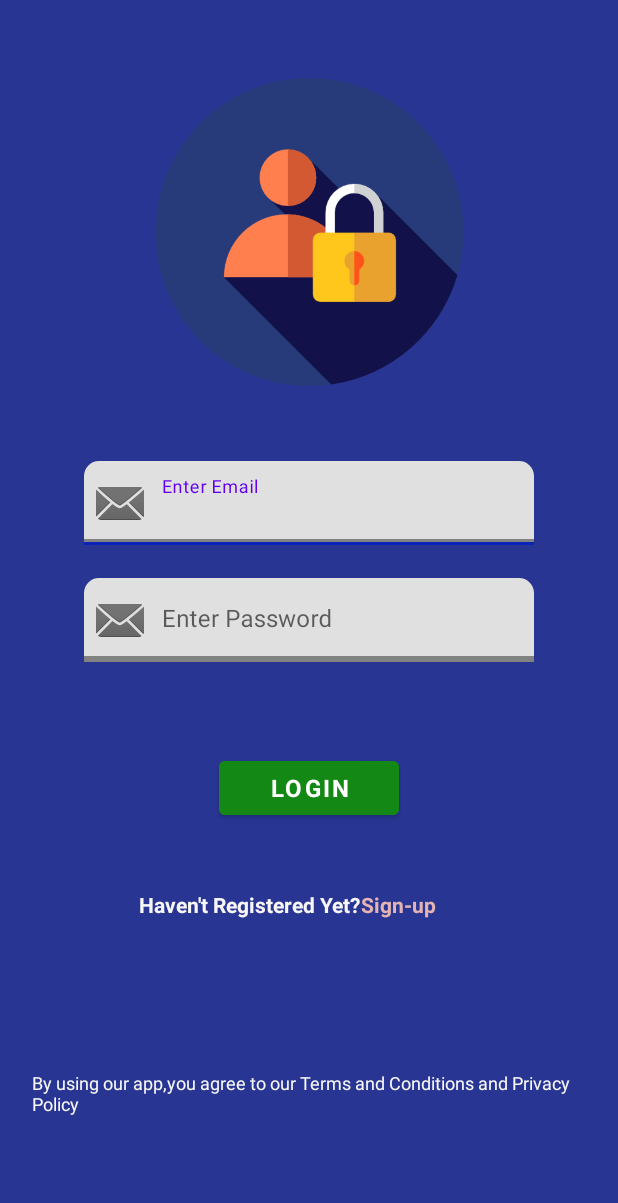
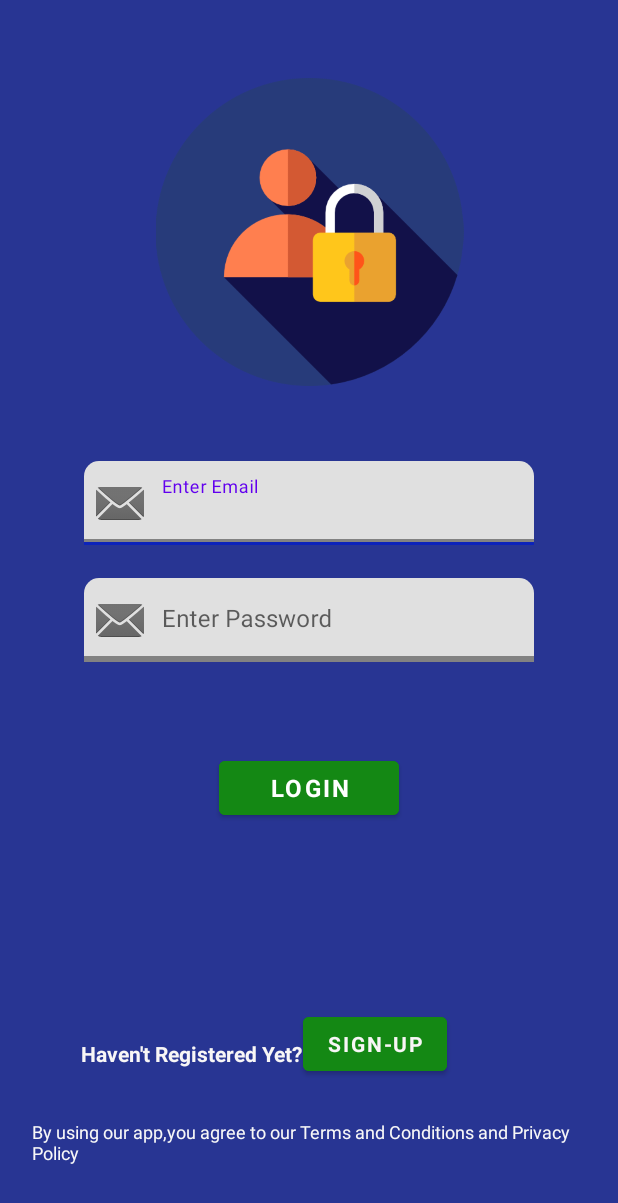
Before and after one commit to saurabh5021/Tweelert, an Android app: the screen it shows after launch (LoginActivity), on a phone screen of 412 x 824 dp. Shown: the top 1203 px of the screen. Run offline under Robolectric (Android 15) with nearby library versions, the phone set to English and light mode, and no system bars; our stand-ins replace Firebase (no records; nobody signed in at launch, a user with empty details on screens opened directly); Roboto replaces fonts that are not available here.

Commit message:
Implemented Login and Registration

```diff
--- a/app/src/main/java/com/example/tweelert/LoginActivity.java
+++ b/app/src/main/java/com/example/tweelert/LoginActivity.java
@@ -1,23 +1,80 @@
 package com.example.tweelert;
 
+import androidx.annotation.NonNull;
 import androidx.appcompat.app.AppCompatActivity;
 
+import android.app.Activity;
+import android.content.Intent;
 import android.os.Bundle;
 import android.view.View;
+import android.widget.Button;
+import android.widget.EditText;
 import android.widget.TextView;
+import android.widget.Toast;
+
+import com.google.android.gms.tasks.OnCompleteListener;
+import com.google.android.gms.tasks.Task;
+import com.google.firebase.auth.AuthResult;
+import com.google.firebase.auth.FirebaseAuth;
 
 public class LoginActivity extends AppCompatActivity {
-    TextView signupTxt;
+
+    private FirebaseAuth mAuth;
+    private EditText email, password;
+    private Button btnLogin;
+    private TextView textRegister;
+
     @Override
     protected void onCreate(Bundle savedInstanceState) {
         super.onCreate(savedInstanceState);
         setContentView(R.layout.activity_login);
-        signupTxt=findViewById(R.id.textView3);
-        signupTxt.setOnClickListener(new View.OnClickListener() {
+
+        mAuth = FirebaseAuth.getInstance();
+        email = findViewById(R.id.emaileditText);
+        password = findViewById(R.id.passwordeditText);
+        btnLogin  = findViewById(R.id.loginbutton2);
+        textRegister = findViewById(R.id.signupbutton);
+
+        btnLogin.setOnClickListener(new View.OnClickListener() {
             @Override
-            public void onClick(View view) {
+            public void onClick(View v) {
+                login();
+            }
+        });
 
+        textRegister.setOnClickListener(new View.OnClickListener() {
+            @Override
+            public void onClick(View v) {
+                startActivity(new Intent(LoginActivity.this, SignupActivity.class));
             }
         });
     }
+
+    private void login()
+    {
+        String user = email.getText().toString().trim();
+        String pass = password.getText().toString().trim();
+        if(user.isEmpty())
+        {            email.setError("Email can not be empty");        }
+        if(pass.isEmpty())
+        {            password.setError("Password can not be empty");        }
+        else
+        {
+            mAuth.signInWithEmailAndPassword(user,pass).addOnCompleteListener(new OnCompleteListener<AuthResult>() {
+                @Override
+                public void onComplete(@NonNull Task<AuthResult> task)
+                {
+                    if(task.isSuccessful())
+                    {
+                        Toast.makeText(LoginActivity.this, "Login Successful", Toast.LENGTH_SHORT).show();
+                        startActivity(new Intent(LoginActivity.this , MainActivity.class));
+                    }
+                    else
+                    {
+                        Toast.makeText(LoginActivity.this, "Login Failed"+task.getException().getMessage(), Toast.LENGTH_SHORT).show();
+                    }
+                }
+            });
+        }
+    }
 }
--- a/app/src/main/res/layout/activity_login.xml
+++ b/app/src/main/res/layout/activity_login.xml
@@ -6,7 +6,8 @@
     android:layout_width="match_parent"
     android:layout_height="match_parent"
     android:layout_gravity="center"
-    android:background="#283593">
+    android:background="#283593"
+    tools:context=".LoginActivity">
 
 
     <ImageView
@@ -92,7 +93,7 @@
     </LinearLayout>
 
     <Button
-        android:id="@+id/loginbutton"
+        android:id="@+id/loginbutton2"
         android:layout_width="120dp"
         android:layout_height="wrap_content"
         android:layout_marginStart="157dp"
@@ -113,33 +114,35 @@
         android:id="@+id/textView2"
         android:layout_width="wrap_content"
         android:layout_height="wrap_content"
-        android:layout_marginStart="95dp"
+        android:layout_marginStart="64dp"
         android:layout_marginTop="15dp"
         android:layout_marginRight="2dp"
-        android:layout_marginBottom="115dp"
+        android:layout_marginBottom="112dp"
         android:fontFamily="@font/andika_new_basic_bold"
         android:text="Haven't Registered Yet?"
         android:textColor="#F8F6F6"
         android:textStyle="bold"
         app:layout_constraintBottom_toBottomOf="parent"
-        app:layout_constraintEnd_toStartOf="@+id/textView3"
+        app:layout_constraintEnd_toStartOf="@+id/signupbutton"
         app:layout_constraintStart_toStartOf="parent"
         app:layout_constraintTop_toBottomOf="@+id/loginbutton"
         app:layout_constraintVertical_bias="0.23" />
 
-    <TextView
-        android:id="@+id/textView3"
+    <Button
+        android:id="@+id/signupbutton"
         android:layout_width="wrap_content"
         android:layout_height="wrap_content"
         android:layout_marginTop="15dp"
         android:layout_marginEnd="124dp"
-        android:layout_marginBottom="115dp"
+        android:layout_marginBottom="104dp"
+        android:backgroundTint="#148814"
         android:fontFamily="@font/andika_new_basic_bold"
         android:text="Sign-up"
-        android:textColor="#E4B3B3"
+        android:textColor="#F8F6F6"
         android:textStyle="bold"
         app:layout_constraintBottom_toBottomOf="parent"
         app:layout_constraintEnd_toEndOf="parent"
+        app:layout_constraintHorizontal_bias="0.0"
         app:layout_constraintStart_toEndOf="@+id/textView2"
         app:layout_constraintTop_toBottomOf="@+id/loginbutton"
         app:layout_constraintVertical_bias="0.23" />
```
Also changed, not shown: app/build.gradle (+11 -0 lines), app/src/main/java/com/example/tweelert/SignupActivity.java (+53 -3 lines), app/src/main/res/layout/activity_signup.xml (+12 -7 lines), build.gradle (+17 -0 lines), 1 other file.
